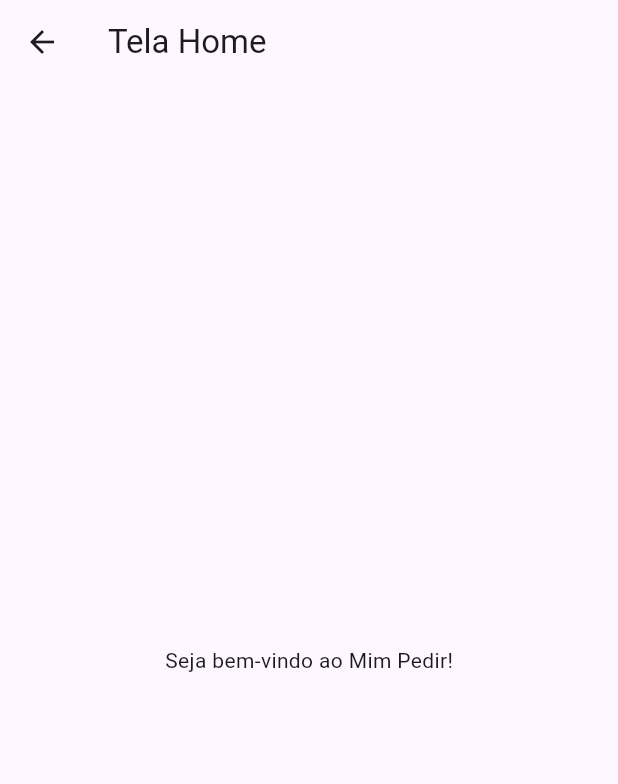
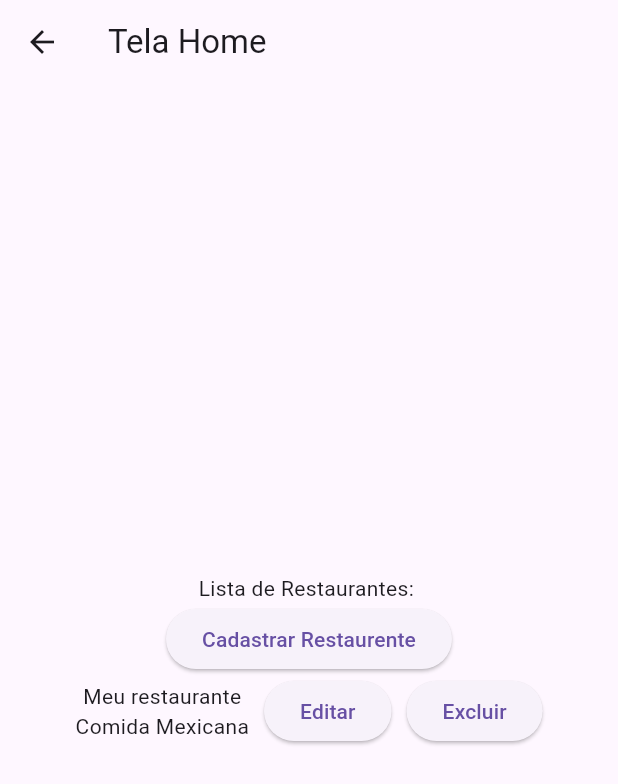
Before and after one commit to lucas20katolik-prog/mimpedir, a Flutter app: the TelaHome screen opened directly, on a phone screen of 412 x 824 dp. Shown: the top 784 px of the screen. Run offline on Flutter 3.47's test engine with Material 3 defaults, Android fonts, the phone set to English and light mode, and no system bars; our stand-ins replace sqflite; accounts and stored records are empty.

Commit message:
criação da tela de cadastro de restaurantes já, parcialemente, em funcionamento

```diff
--- a/lib/tela_home.dart
+++ b/lib/tela_home.dart
@@ -1,4 +1,5 @@
 import 'package:flutter/material.dart';
+import 'package:mimpedir/tela_cad_restaurante.dart';
 
 class TelaHome extends StatelessWidget{
   TelaHome({super.key});
@@ -7,8 +8,34 @@ class TelaHome extends StatelessWidget{
   Widget build(BuildContext context) {
     return Scaffold(
       appBar: AppBar(title: const Text ('Tela Home')),
-      body: Center(
-        child: Text('Seja bem-vindo ao Mim Pedir!'),
+      body: Padding(padding: const EdgeInsets.all(20),
+        child: Column(
+          mainAxisAlignment: MainAxisAlignment.center,
+          children: [
+            Text ("Lista de Restaurantes: "),
+            ElevatedButton(onPressed: (){
+              Navigator.push(context, MaterialPageRoute(builder:(context) => TelaCadRestaurante()));
+            }, child: Text("Cadastrar Restaurente")),
+            Row(
+              mainAxisAlignment: MainAxisAlignment.center,
+              children:
+                [
+                  Column(
+                      children: [
+                        Text("Meu restaurante"),
+                        Text("Comida Mexicana")
+                      ],
+                  ),
+                  SizedBox(width:10),
+                  ElevatedButton(onPressed: (){}, child: Text("Editar")),
+                  SizedBox(width:10),
+                  ElevatedButton(onPressed: (){}, child: Text("Excluir")),
+
+                ]
+            )
+          ],
+
+        )
       ),
     );
   }
```
Also changed, not shown: lib/tela_cad_restaurante.dart (added, +50 -0 lines).
